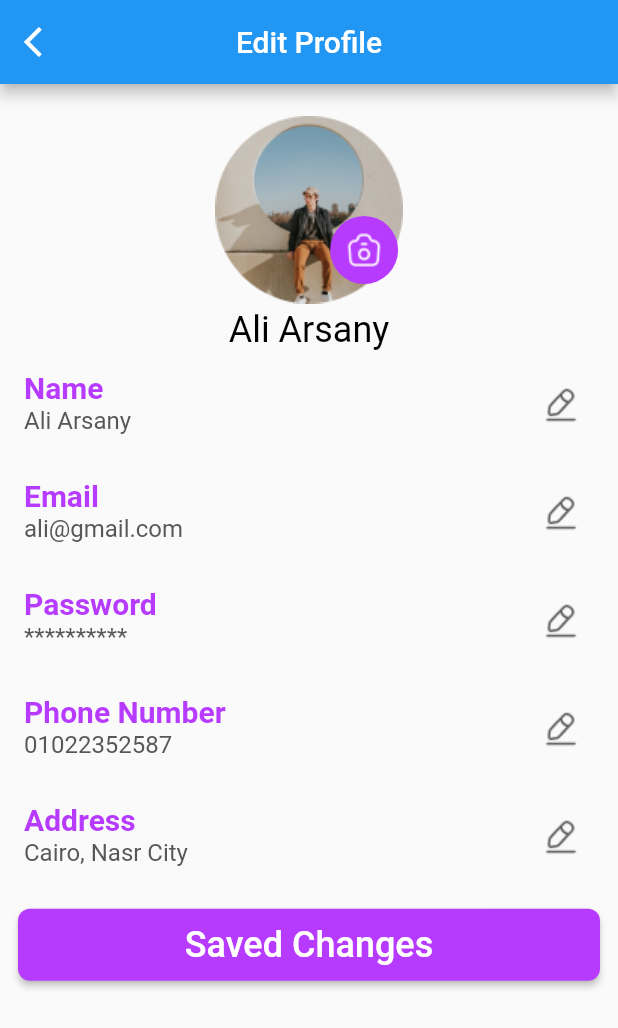
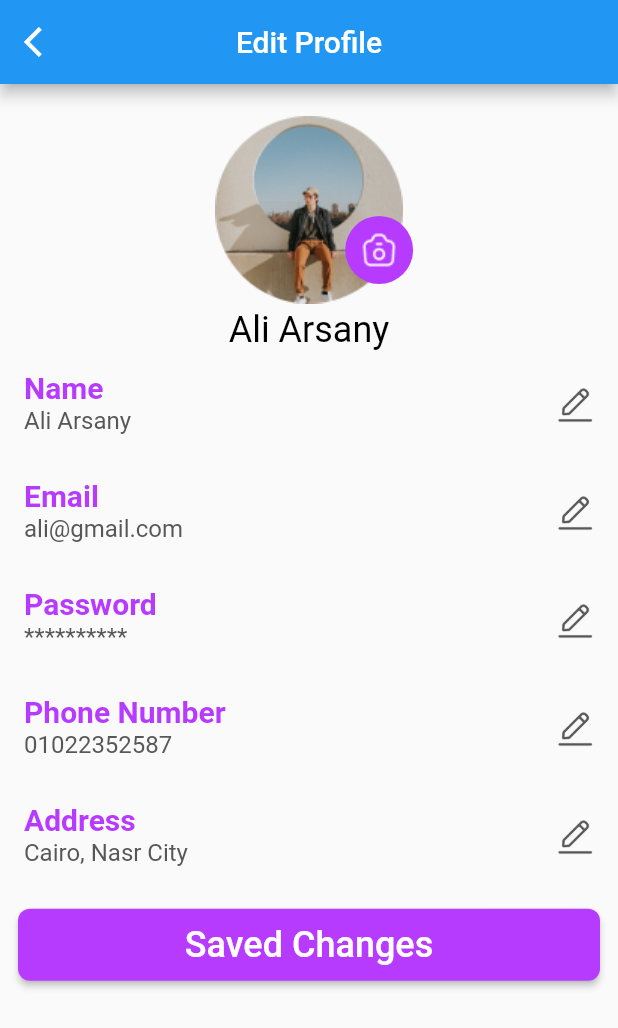
Before and after one commit to shehabhy1/barter_project_2023, a Flutter app: the EditProfileView screen opened by its route, on a phone screen of 412 x 824 dp. Shown: the top 1028 px of the screen. Run offline on Flutter 3.47's test engine with Material 2 defaults, Android fonts, the phone set to English and light mode, and no system bars; our stand-ins replace flutter_bloc, flutter_rating_bar, flutter_svg, font_awesome_flutter, go_router, shared_preferences and 2 more; accounts and stored records are empty.

Commit message:
edit profile

```diff
--- a/lib/core/utils/assets.dart
+++ b/lib/core/utils/assets.dart
@@ -11,6 +11,11 @@ class AssetData {
   static const String emptyImage = 'assets/images/empty.png';
   static const String camera = 'assets/images/camera.png';
   static const String editIcon = 'assets/images/editIcon.png';
+  static const String editTextIcon = 'assets/images/edit_tex_icon.png';
+  static const String galleryIcon = 'assets/images/gallery.png';
+  static const String cameraIcon = 'assets/images/camera_profile_edit.png';
+  static const String avatarIcon = 'assets/images/avatar.png';
+  static const String deleteIcon = 'assets/images/delete_profile_photo.jpg';
   static const String testImageEditProfile =
       'assets/images/image_edit_profile.png';
 }
--- a/lib/features/edit_profile/widgets/cusomt_list_tile_profile.dart
+++ b/lib/features/edit_profile/widgets/cusomt_list_tile_profile.dart
@@ -33,7 +33,9 @@ class CustomListTileProfile extends StatelessWidget {
         ),
       ),
       trailing: Image.asset(
-        AssetData.editIcon,
+        AssetData.editTextIcon,
+        width: 25,
+        height: 44,
         color: kGreyColor,
       ),
     );
```
Also changed, not shown: lib/features/edit_profile/widgets/image_profile_with_image.dart (+17 -2 lines), assets/images/avatar.png (added), assets/images/camera_profile_edit.png (added), assets/images/delete_icon.png (added), assets/images/delete_profile_photo.jpg (added), assets/images/edit_tex_icon.png (added), assets/images/gallery.png (added), pubspec.lock.
